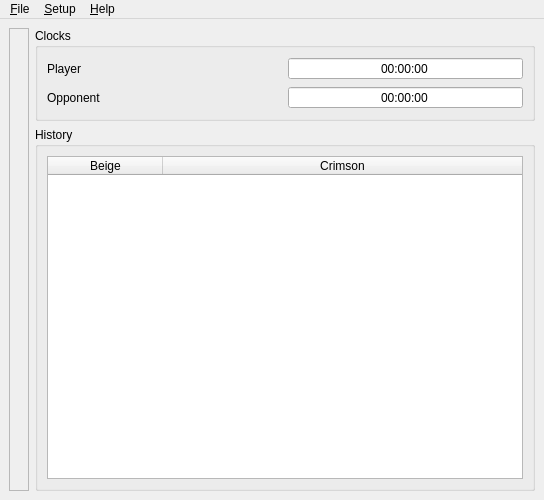
Above: UI/qtchess_mainwindow.ui from textbrowser/qtchess before the change. Below: the same form after it.
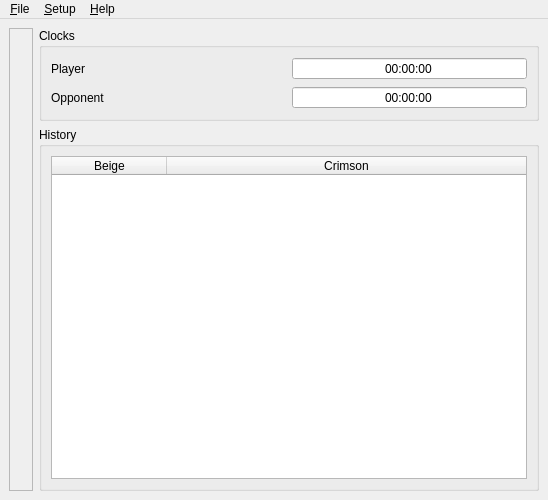
That is the form after the change. Icons and pictures are not drawn.

```diff
--- a/UI/qtchess_mainwindow.ui
+++ b/UI/qtchess_mainwindow.ui
@@ -6,7 +6,7 @@
    <rect>
     <x>0</x>
     <y>0</y>
-    <width>500</width>
+    <width>548</width>
     <height>500</height>
    </rect>
   </property>
@@ -162,7 +162,7 @@
     <rect>
      <x>0</x>
      <y>0</y>
-     <width>500</width>
+     <width>548</width>
      <height>22</height>
     </rect>
    </property>
```
